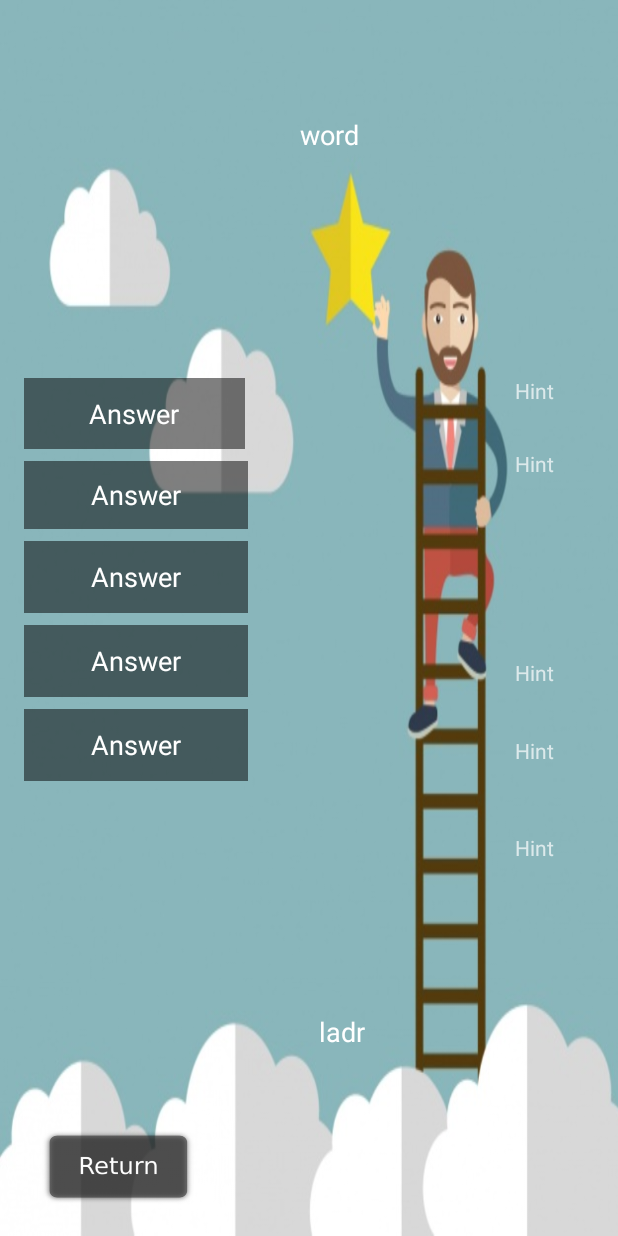
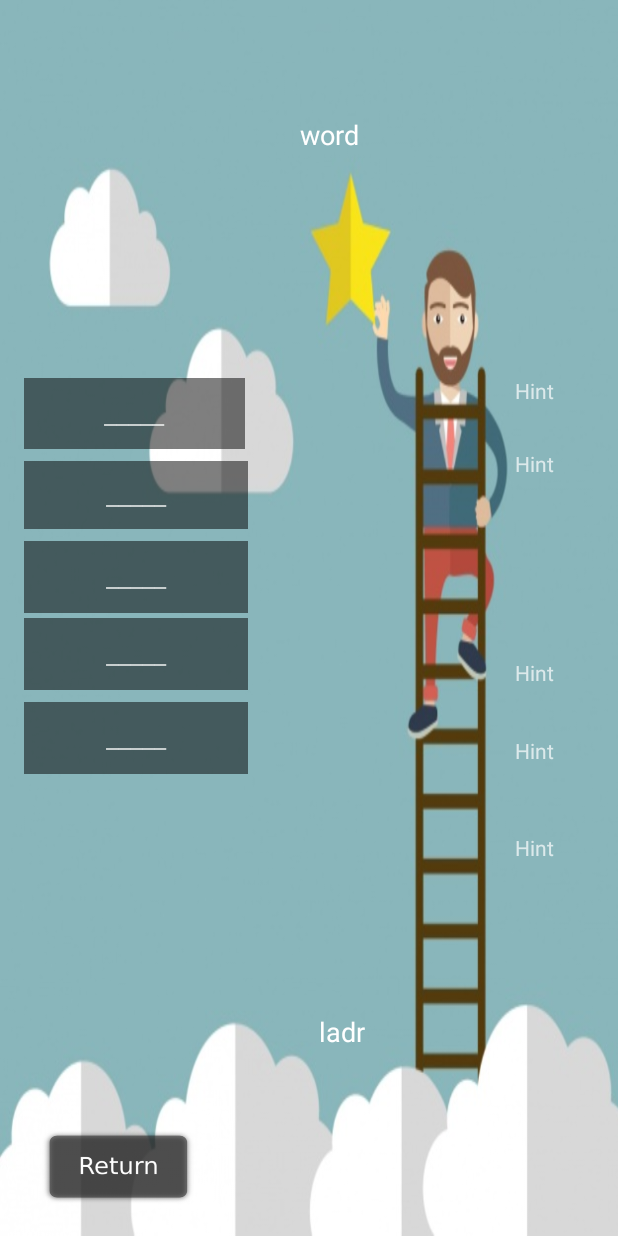
Before and after one commit to bjmcallister/CSC331-FA17-MBMGames, an Android app: the WordLadder screen opened directly, with no data from a screen before it, on a phone screen of 412 x 824 dp. Run offline under Robolectric (Android 15) with nearby library versions, the phone set to English and light mode, and no system bars.

Commit message:
Testing git through android studio

```diff
--- a/app/src/main/java/com/example/spencermassey/test/WordLadder.java
+++ b/app/src/main/java/com/example/spencermassey/test/WordLadder.java
@@ -40,9 +40,7 @@ public class WordLadder extends AppCompatActivity {
                         userInput.setText(Correct);
                         userInput.setTextColor(Color.GREEN);}
 
-                    else if(!(userInput.getText().toString().equals("apple") || !(userInput.getText().toString().equals("Correct")))) {
-                            userInput.setText(Correct);
-                            userInput.setTextColor(Color.GREEN);
+                    else if(!((userInput.getText().toString().equals("apple")) || ((userInput.getText().toString().equals("Correct"))))){
                         userInput.setText(Incorrect);
                         userInput.setTextColor(Color.RED);
                     }
--- a/app/src/main/res/layout/activity_word_ladder.xml
+++ b/app/src/main/res/layout/activity_word_ladder.xml
@@ -98,38 +98,38 @@
         android:id="@+id/Answer"
         android:layout_width="147dp"
         android:layout_height="47dp"
+        android:layout_marginLeft="68dp"
+        android:layout_marginStart="16dp"
+        android:background="@android:drawable/screen_background_dark_transparent"
         android:ems="10"
+        android:gravity="center"
+        android:hint="@string/answer"
         android:inputType="textPersonName"
-        android:text="@string/answer"
-        android:background="@android:drawable/screen_background_dark_transparent"
-        android:gravity="center"
-        tools:layout_constraintTop_creator="1"
-        tools:layout_constraintBottom_creator="1"
         app:layout_constraintBottom_toTopOf="@+id/hint1"
-        android:layout_marginStart="16dp"
-        tools:layout_constraintLeft_creator="1"
         app:layout_constraintLeft_toLeftOf="parent"
         app:layout_constraintTop_toTopOf="@+id/hint"
-        android:layout_marginLeft="68dp"
-        app:layout_constraintVertical_bias="1.0" />
+        app:layout_constraintVertical_bias="1.0"
+        tools:layout_constraintBottom_creator="1"
+        tools:layout_constraintLeft_creator="1"
+        tools:layout_constraintTop_creator="1" />
 
     <EditText
         android:id="@+id/Answer1"
         android:layout_width="149dp"
         android:layout_height="45dp"
+        android:layout_marginTop="8dp"
+        android:background="@android:drawable/screen_background_dark_transparent"
         android:ems="10"
+        android:gravity="center"
+        android:hint="@string/answer"
         android:inputType="textPersonName"
-        android:text="@string/answer"
-        android:background="@android:drawable/screen_background_dark_transparent"
-        android:gravity="center"
-        tools:layout_constraintTop_creator="1"
-        tools:layout_constraintRight_creator="1"
+        app:layout_constraintHorizontal_bias="0.285"
+        app:layout_constraintLeft_toLeftOf="@+id/Answer"
         app:layout_constraintRight_toRightOf="@+id/Answer"
-        android:layout_marginTop="8dp"
         app:layout_constraintTop_toBottomOf="@+id/Answer"
         tools:layout_constraintLeft_creator="1"
-        app:layout_constraintLeft_toLeftOf="@+id/Answer"
-        app:layout_constraintHorizontal_bias="0.285"
+        tools:layout_constraintRight_creator="1"
+        tools:layout_constraintTop_creator="1"
         tools:layout_editor_absoluteY="231dp" />
 
 
@@ -137,54 +137,54 @@
         android:id="@+id/Answer2"
         android:layout_width="0dp"
         android:layout_height="48dp"
+        android:layout_marginTop="8dp"
+        android:background="@android:drawable/screen_background_dark_transparent"
         android:ems="10"
+        android:gravity="center"
+        android:hint="@string/answer"
         android:inputType="textPersonName"
-        android:text="@string/answer"
-        android:background="@android:drawable/screen_background_dark_transparent"
-        android:gravity="center"
-        tools:layout_constraintTop_creator="1"
-        tools:layout_constraintRight_creator="1"
+        app:layout_constraintLeft_toLeftOf="@+id/Answer1"
         app:layout_constraintRight_toRightOf="@+id/Answer1"
-        android:layout_marginTop="8dp"
         app:layout_constraintTop_toBottomOf="@+id/Answer1"
         tools:layout_constraintLeft_creator="1"
-        app:layout_constraintLeft_toLeftOf="@+id/Answer1" />
+        tools:layout_constraintRight_creator="1"
+        tools:layout_constraintTop_creator="1" />
 
     <EditText
         android:id="@+id/Answer3"
         android:layout_width="0dp"
         android:layout_height="48dp"
+        android:layout_marginTop="3dp"
+        android:background="@android:drawable/screen_background_dark_transparent"
         android:ems="10"
+        android:gravity="center"
+        android:hint="@string/answer"
         android:inputType="textPersonName"
-        android:text="@string/answer"
-        android:background="@android:drawable/screen_background_dark_transparent"
-        android:gravity="center"
-        tools:layout_constraintTop_creator="1"
-        tools:layout_constraintRight_creator="1"
+        app:layout_constraintHorizontal_bias="1.0"
+        app:layout_constraintLeft_toLeftOf="@+id/Answer2"
         app:layout_constraintRight_toRightOf="@+id/Answer2"
-        android:layout_marginTop="8dp"
         app:layout_constraintTop_toBottomOf="@+id/Answer2"
         tools:layout_constraintLeft_creator="1"
-        app:layout_constraintLeft_toLeftOf="@+id/Answer2" />
-
+        tools:layout_constraintRight_creator="1"
+        tools:layout_constraintTop_creator="1" />
 
 
     <EditText
         android:id="@+id/Answer4"
         android:layout_width="0dp"
         android:layout_height="48dp"
+        android:layout_marginTop="8dp"
+        android:background="@android:drawable/screen_background_dark_transparent"
         android:ems="10"
+        android:gravity="center"
+        android:hint="@string/answer"
         android:inputType="textPersonName"
-        android:text="@string/answer"
-        android:background="@android:drawable/screen_background_dark_transparent"
-        android:gravity="center"
-        tools:layout_constraintTop_creator="1"
-        tools:layout_constraintRight_creator="1"
+        app:layout_constraintLeft_toLeftOf="@+id/Answer3"
         app:layout_constraintRight_toRightOf="@+id/Answer3"
-        android:layout_marginTop="8dp"
         app:layout_constraintTop_toBottomOf="@+id/Answer3"
         tools:layout_constraintLeft_creator="1"
-        app:layout_constraintLeft_toLeftOf="@+id/Answer3" />
+        tools:layout_constraintRight_creator="1"
+        tools:layout_constraintTop_creator="1" />
 
     <Button
         android:id="@+id/returnbtn"
--- a/app/src/main/res/values/strings.xml
+++ b/app/src/main/res/values/strings.xml
@@ -10,7 +10,7 @@
     <string name="end">ladr</string>
     <string name="start">word</string>
     <string name="hint">Hint</string>
-    <string name="answer">Answer</string>
+    <string name="answer">_____</string>
     <string name="button_word_ladder">World Ladder</string>
     <string name="title_activity_second_page">Word Jumble</string>
     <string name="title_activity_word_ladder">Word Ladder</string>
```
